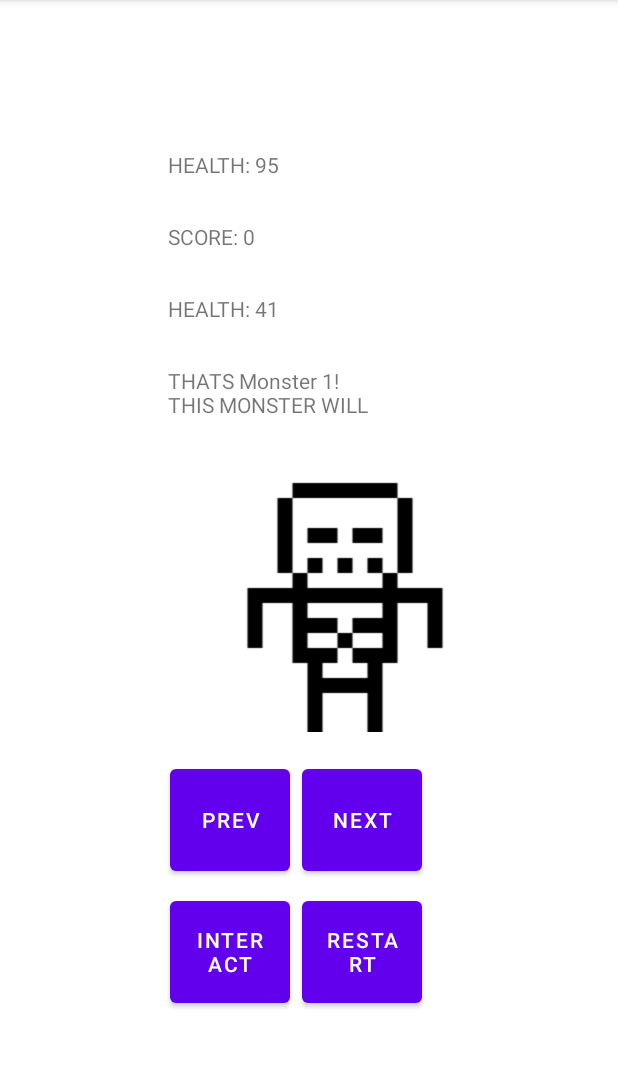
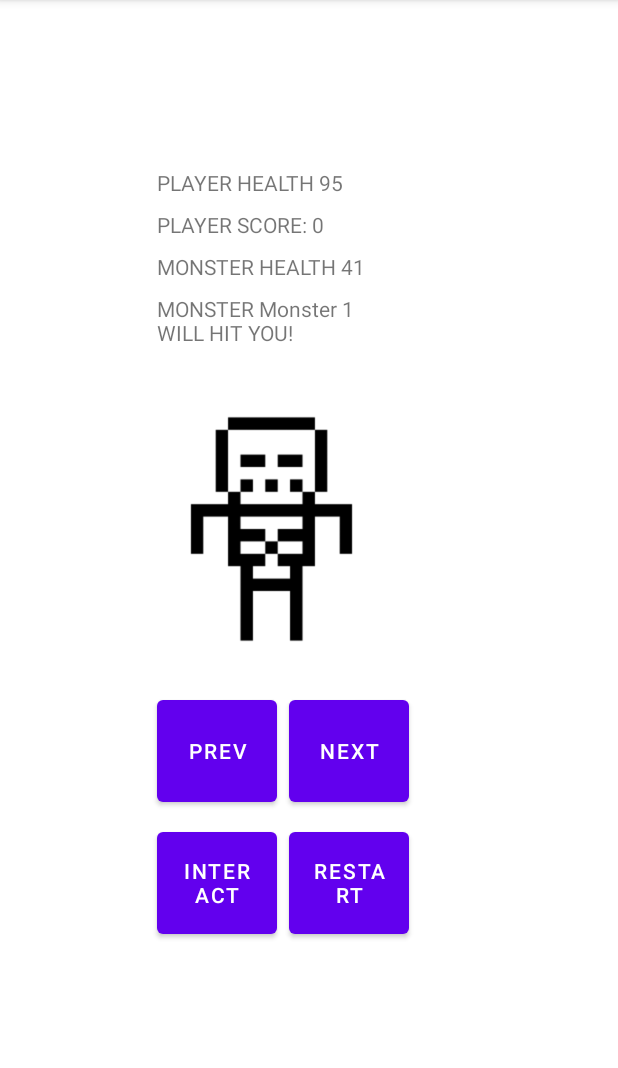
Before and after one commit to graphorismo/temnypodval_2, an Android app: the screen it shows after launch (MainActivity), after a tap on "INTERACT", on a phone screen of 412 x 824 dp, the part 84-1152 px from its top. Run offline under Robolectric (Android 15) with nearby library versions, the phone set to English and light mode, and no system bars; 2 other taps on this screen came first.

Commit message:
cosmetic changes

```diff
--- a/app/src/main/java/ru/graphorismo/temnypodval_2/model/MonsterEntity.kt
+++ b/app/src/main/java/ru/graphorismo/temnypodval_2/model/MonsterEntity.kt
@@ -2,7 +2,11 @@ package ru.graphorismo.temnypodval_2.model
 
 class MonsterEntity(var name: String, health: Int, imageId: Int): AliveEntity(health, imageId) {
     override fun getSupportInfo(): String {
-        return "THATS ${name}! THIS MONSTER WILL HIT YOU"
+        return "MONSTER ${name} WILL HIT YOU!"
+    }
+
+    override fun getMainInfo(): String {
+        return "MONSTER HEALTH $health"
     }
 
     override fun clone(): AEntity {
--- a/app/src/main/java/ru/graphorismo/temnypodval_2/model/PlayerEntity.kt
+++ b/app/src/main/java/ru/graphorismo/temnypodval_2/model/PlayerEntity.kt
@@ -2,7 +2,11 @@ package ru.graphorismo.temnypodval_2.model
 
 class PlayerEntity(var score: Int, health: Int, imageId: Int) : AliveEntity(health, imageId) {
     override fun getSupportInfo(): String {
-        return "SCORE: $score"
+        return "PLAYER SCORE: $score"
+    }
+
+    override fun getMainInfo(): String {
+        return "PLAYER HEALTH $health"
     }
 
     override fun clone(): AEntity {
--- a/app/src/main/res/layout/fragment_info.xml
+++ b/app/src/main/res/layout/fragment_info.xml
@@ -10,17 +10,17 @@
     <TextView
         android:id="@+id/fragmentInfo_textViewPlayerMain"
         android:layout_width="140dp"
-        android:layout_height="40dp"
-        android:layout_marginTop="24dp"
+        android:layout_height="20dp"
+        android:layout_marginTop="4dp"
         app:layout_constraintEnd_toEndOf="parent"
-        app:layout_constraintHorizontal_bias="0.103"
+        app:layout_constraintHorizontal_bias="0.014"
         app:layout_constraintStart_toStartOf="parent"
         app:layout_constraintTop_toTopOf="parent" />
 
     <TextView
         android:id="@+id/fragmentInfo_textViewPlayerSupp"
         android:layout_width="140dp"
-        android:layout_height="40dp"
+        android:layout_height="20dp"
         android:layout_marginTop="8dp"
         app:layout_constraintEnd_toEndOf="@+id/fragmentInfo_textViewPlayerMain"
         app:layout_constraintStart_toStartOf="@+id/fragmentInfo_textViewPlayerMain"
@@ -29,7 +29,7 @@
     <TextView
         android:id="@+id/fragmentInfo_textViewEntityMain"
         android:layout_width="140dp"
-        android:layout_height="40dp"
+        android:layout_height="20dp"
         android:layout_marginTop="8dp"
         app:layout_constraintEnd_toEndOf="@+id/fragmentInfo_textViewPlayerSupp"
         app:layout_constraintStart_toStartOf="@+id/fragmentInfo_textViewPlayerSupp"
@@ -38,7 +38,7 @@
     <TextView
         android:id="@+id/fragmentInfo_textViewEntitySupp"
         android:layout_width="140dp"
-        android:layout_height="40dp"
+        android:layout_height="50dp"
         android:layout_marginTop="8dp"
         app:layout_constraintEnd_toEndOf="@+id/fragmentInfo_textViewEntityMain"
         app:layout_constraintStart_toStartOf="@+id/fragmentInfo_textViewEntityMain"
--- a/app/src/main/res/layout/fragment_main.xml
+++ b/app/src/main/res/layout/fragment_main.xml
@@ -10,21 +10,22 @@
     <androidx.fragment.app.FragmentContainerView
         android:id="@+id/fragmentMain_fragmentContainerViewInfo"
         android:name="ru.graphorismo.temnypodval_2.InfoFragment"
-        android:layout_width="200dp"
-        android:layout_height="200dp"
-        android:layout_marginTop="44dp"
+        android:layout_width="201dp"
+        android:layout_height="150dp"
+        android:layout_marginTop="76dp"
         app:layout_constraintEnd_toEndOf="parent"
-        app:layout_constraintHorizontal_bias="0.497"
+        app:layout_constraintHorizontal_bias="0.49"
         app:layout_constraintStart_toStartOf="parent"
         app:layout_constraintTop_toTopOf="parent" />
 
     <androidx.fragment.app.FragmentContainerView
         android:id="@+id/fragmentMain_fragmentContainerViewPicture"
         android:name="ru.graphorismo.temnypodval_2.PictureFragment"
-        android:layout_width="200dp"
-        android:layout_height="200dp"
-        android:layout_marginTop="12dp"
+        android:layout_width="216dp"
+        android:layout_height="176dp"
+        android:layout_marginTop="8dp"
         app:layout_constraintEnd_toEndOf="@+id/fragmentMain_fragmentContainerViewInfo"
+        app:layout_constraintHorizontal_bias="0.466"
         app:layout_constraintStart_toStartOf="@+id/fragmentMain_fragmentContainerViewInfo"
         app:layout_constraintTop_toBottomOf="@+id/fragmentMain_fragmentContainerViewInfo" />
 
--- a/app/src/main/res/layout/fragment_picture.xml
+++ b/app/src/main/res/layout/fragment_picture.xml
@@ -11,10 +11,10 @@
 
     <ImageView
         android:id="@+id/fragmentPicture_imageViewEntityPicture"
-        android:layout_width="200dp"
-        android:layout_height="200dp"
-        android:layout_marginStart="24dp"
-        android:layout_marginTop="24dp"
+        android:layout_width="159dp"
+        android:layout_height="165dp"
+        android:layout_marginStart="4dp"
+        android:layout_marginTop="4dp"
         app:layout_constraintStart_toStartOf="parent"
         app:layout_constraintTop_toTopOf="parent"
         tools:src="@tools:sample/avatars" />
```
